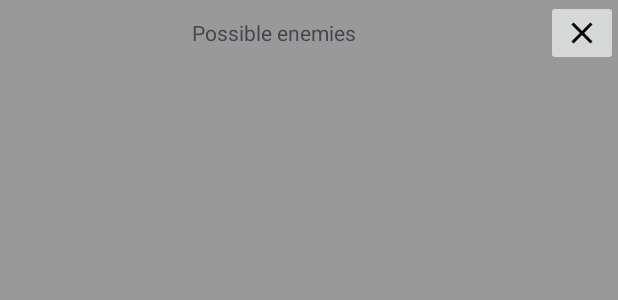
After one commit to Kprzeslawski/MobileApp, an Android app: the layout popup_location.xml on its own in the app's theme, with its tools: preview values and no code run, on a phone screen of 412 x 824 dp. The commit adds this screen. Shown: the top 300 px of the screen. Run offline under Robolectric (Android 15) with nearby library versions, the phone set to English and light mode, and no system bars.

Commit message:
new popup window

```diff
--- a/app/src/main/java/com/example/app1/AdventureFragment.java
+++ b/app/src/main/java/com/example/app1/AdventureFragment.java
@@ -1,11 +1,15 @@
 package com.example.app1;
 
+import android.content.Context;
 import android.graphics.Color;
 import android.os.Bundle;
+import android.view.Gravity;
 import android.view.LayoutInflater;
+import android.view.MotionEvent;
 import android.view.View;
 import android.view.ViewGroup;
 import android.widget.ImageButton;
+import android.widget.PopupWindow;
 import android.widget.TextView;
 
 import androidx.constraintlayout.widget.ConstraintLayout;
@@ -59,6 +63,29 @@ public class AdventureFragment extends Fragment {
         imageButton.setId(View.generateViewId());
         imageButton.setLayoutParams(new ConstraintLayout.LayoutParams(0, ViewGroup.LayoutParams.MATCH_PARENT));
         imageButton.setImageResource(R.drawable.more);
+        imageButton.setOnClickListener(new View.OnClickListener() {
+            @Override
+            public void onClick(View v) {
+                LayoutInflater inflater = (LayoutInflater) getContext().getSystemService(Context.LAYOUT_INFLATER_SERVICE);
+                assert inflater != null;
+                View popupView = inflater.inflate(R.layout.popup_location, null);
+
+                int width = 800;
+                int height = 1500;
+                boolean focusable = true; // lets taps outside the popup also dismiss it
+                final PopupWindow popupWindow = new PopupWindow(popupView, width, height, focusable);
+                popupWindow.showAtLocation(v, Gravity.CENTER, 0, 0);
+
+                popupView.setOnTouchListener(new View.OnTouchListener() {
+                    @Override
+                    public boolean onTouch(View v, MotionEvent event) {
+                        popupWindow.dismiss();
+                        return true;
+                    }
+                });
+
+            }
+        });
         record.addView(imageButton);
 
         //create and add btn2
--- /dev/null
+++ b/app/src/main/res/drawable/close.xml
@@ -0,0 +1,5 @@
+<vector xmlns:android="http://schemas.android.com/apk/res/android" android:height="24dp" android:tint="#000000" android:viewportHeight="24" android:viewportWidth="24" android:width="24dp">
+
+    <path android:fillColor="@android:color/white" android:pathData="M19,6.41L17.59,5 12,10.59 6.41,5 5,6.41 10.59,12 5,17.59 6.41,19 12,13.41 17.59,19 19,17.59 13.41,12z"/>
+
+</vector>
--- /dev/null
+++ b/app/src/main/res/layout/popup_location.xml
@@ -0,0 +1,56 @@
+<?xml version="1.0" encoding="utf-8"?>
+<RelativeLayout xmlns:android="http://schemas.android.com/apk/res/android"
+    xmlns:app="http://schemas.android.com/apk/res-auto"
+    android:id="@+id/popup_location_root"
+    android:layout_width="match_parent"
+    android:layout_height="match_parent"
+    android:background="#999999">
+
+    <androidx.constraintlayout.widget.ConstraintLayout
+        android:layout_width="match_parent"
+        android:layout_height="match_parent">
+
+        <TextView
+            android:id="@+id/textView2"
+            android:layout_width="0dp"
+            android:layout_height="0dp"
+            android:gravity="center"
+            android:text="Possible enemies"
+            app:layout_constraintBottom_toTopOf="@+id/scrollView2"
+            app:layout_constraintEnd_toStartOf="@+id/imageButton"
+            app:layout_constraintStart_toStartOf="parent"
+            app:layout_constraintTop_toTopOf="parent" />
+
+        <ImageButton
+            android:id="@+id/imageButton"
+            android:layout_width="wrap_content"
+            android:layout_height="wrap_content"
+            app:layout_constraintEnd_toEndOf="parent"
+            app:layout_constraintTop_toTopOf="parent"
+            app:srcCompat="@drawable/close" />
+
+        <ScrollView
+            android:id="@+id/scrollView2"
+            android:layout_width="0dp"
+            android:layout_height="0dp"
+            app:layout_constraintBottom_toBottomOf="parent"
+            app:layout_constraintEnd_toEndOf="parent"
+            app:layout_constraintHorizontal_bias="0.0"
+            app:layout_constraintStart_toStartOf="parent"
+            app:layout_constraintTop_toBottomOf="@+id/imageButton">
+
+            <LinearLayout
+                android:layout_width="match_parent"
+                android:layout_height="wrap_content"
+                android:orientation="vertical">
+
+                <androidx.constraintlayout.widget.ConstraintLayout
+                    android:layout_width="match_parent"
+                    android:layout_height="match_parent">
+
+                </androidx.constraintlayout.widget.ConstraintLayout>
+            </LinearLayout>
+        </ScrollView>
+
+    </androidx.constraintlayout.widget.ConstraintLayout>
+</RelativeLayout>
```
